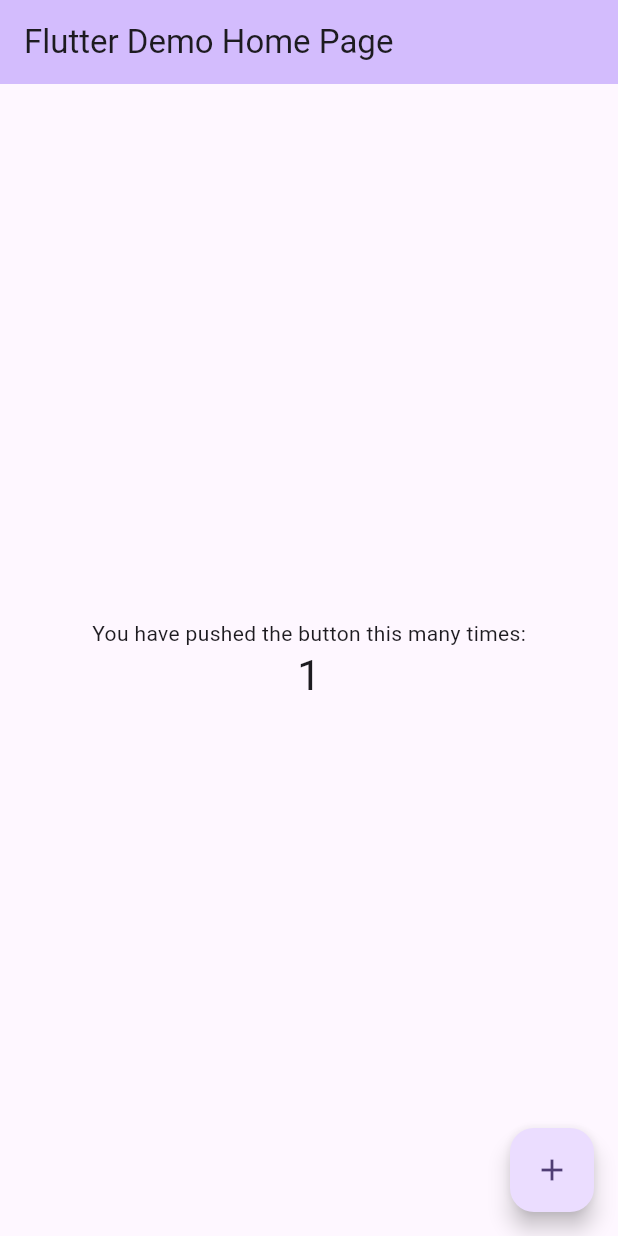
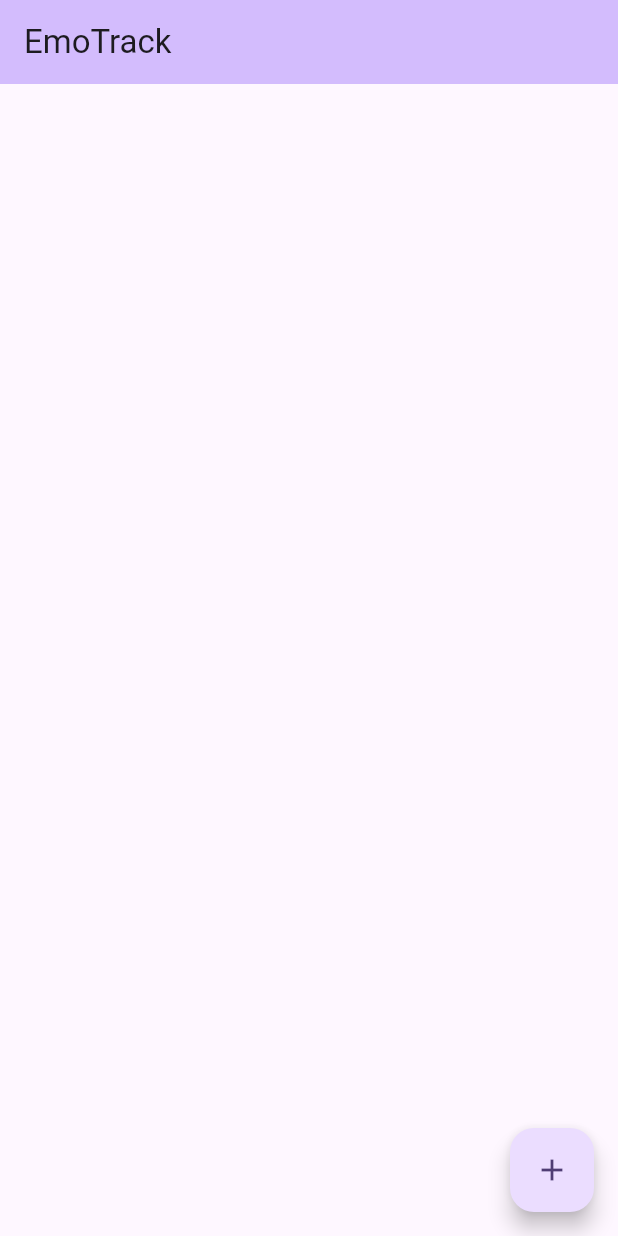
Before and after one commit to maxiee/emotrack, a Flutter app: the screen it shows after launch, after a tap on the "add" icon, on a phone screen of 412 x 824 dp. Run offline on Flutter 3.47's test engine with Material 2 defaults, Android fonts, the phone set to English and light mode, and no system bars.

Commit message:
main.dart

```diff
--- a/lib/main.dart
+++ b/lib/main.dart
@@ -13,113 +13,42 @@ class MyApp extends StatelessWidget {
     return MaterialApp(
       title: 'Flutter Demo',
       theme: ThemeData(
-        // This is the theme of your application.
-        //
-        // TRY THIS: Try running your application with "flutter run". You'll see
-        // the application has a blue toolbar. Then, without quitting the app,
-        // try changing the seedColor in the colorScheme below to Colors.green
-        // and then invoke "hot reload" (save your changes or press the "hot
-        // reload" button in a Flutter-supported IDE, or press "r" if you used
-        // the command line to start the app).
-        //
-        // Notice that the counter didn't reset back to zero; the application
-        // state is not lost during the reload. To reset the state, use hot
-        // restart instead.
-        //
-        // This works for code too, not just values: Most code changes can be
-        // tested with just a hot reload.
         colorScheme: ColorScheme.fromSeed(seedColor: Colors.deepPurple),
         useMaterial3: true,
       ),
-      home: const MyHomePage(title: 'Flutter Demo Home Page'),
+      home: const MyHomePage(),
     );
   }
 }
 
 class MyHomePage extends StatefulWidget {
-  const MyHomePage({super.key, required this.title});
-
-  // This widget is the home page of your application. It is stateful, meaning
-  // that it has a State object (defined below) that contains fields that affect
-  // how it looks.
-
-  // This class is the configuration for the state. It holds the values (in this
-  // case the title) provided by the parent (in this case the App widget) and
-  // used by the build method of the State. Fields in a Widget subclass are
-  // always marked "final".
-
-  final String title;
+  const MyHomePage({super.key});
 
   @override
   State<MyHomePage> createState() => _MyHomePageState();
 }
 
 class _MyHomePageState extends State<MyHomePage> {
-  int _counter = 0;
-
-  void _incrementCounter() {
-    setState(() {
-      // This call to setState tells the Flutter framework that something has
-      // changed in this State, which causes it to rerun the build method below
-      // so that the display can reflect the updated values. If we changed
-      // _counter without calling setState(), then the build method would not be
-      // called again, and so nothing would appear to happen.
-      _counter++;
-    });
-  }
-
   @override
   Widget build(BuildContext context) {
-    // This method is rerun every time setState is called, for instance as done
-    // by the _incrementCounter method above.
-    //
-    // The Flutter framework has been optimized to make rerunning build methods
-    // fast, so that you can just rebuild anything that needs updating rather
-    // than having to individually change instances of widgets.
     return Scaffold(
       appBar: AppBar(
-        // TRY THIS: Try changing the color here to a specific color (to
-        // Colors.amber, perhaps?) and trigger a hot reload to see the AppBar
-        // change color while the other colors stay the same.
         backgroundColor: Theme.of(context).colorScheme.inversePrimary,
-        // Here we take the value from the MyHomePage object that was created by
-        // the App.build method, and use it to set our appbar title.
-        title: Text(widget.title),
+        title: const Text("EmoTrack"),
       ),
       body: Center(
-        // Center is a layout widget. It takes a single child and positions it
-        // in the middle of the parent.
         child: Column(
-          // Column is also a layout widget. It takes a list of children and
-          // arranges them vertically. By default, it sizes itself to fit its
-          // children horizontally, and tries to be as tall as its parent.
-          //
-          // Column has various properties to control how it sizes itself and
-          // how it positions its children. Here we use mainAxisAlignment to
-          // center the children vertically; the main axis here is the vertical
-          // axis because Columns are vertical (the cross axis would be
-          // horizontal).
-          //
-          // TRY THIS: Invoke "debug painting" (choose the "Toggle Debug Paint"
-          // action in the IDE, or press "p" in the console), to see the
-          // wireframe for each widget.
           mainAxisAlignment: MainAxisAlignment.center,
           children: <Widget>[
-            const Text(
-              'You have pushed the button this many times:',
-            ),
-            Text(
-              '$_counter',
-              style: Theme.of(context).textTheme.headlineMedium,
-            ),
+
           ],
         ),
       ),
       floatingActionButton: FloatingActionButton(
-        onPressed: _incrementCounter,
+        onPressed: () => null,
         tooltip: 'Increment',
         child: const Icon(Icons.add),
-      ), // This trailing comma makes auto-formatting nicer for build methods.
+      ),
     );
   }
 }
```
Also changed, not shown: pubspec.yaml (+6 -1 lines), pubspec.lock, 5 other files.
